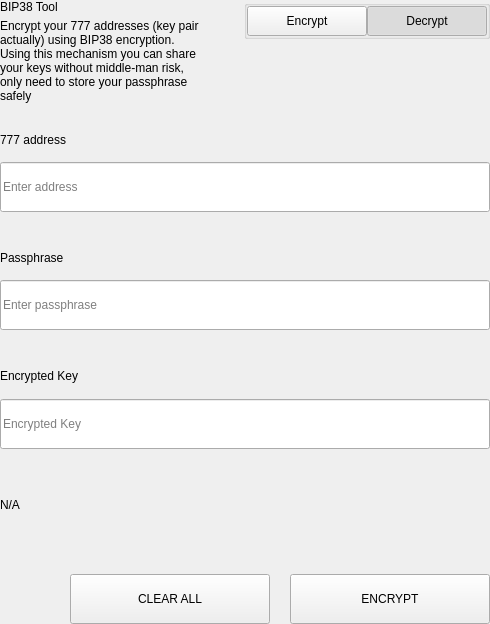
The window that src/qt/pivx/settings/forms/settingsbittoolwidget.ui (decenomy/DSW) describes before a commit, drawn with Qt 5.
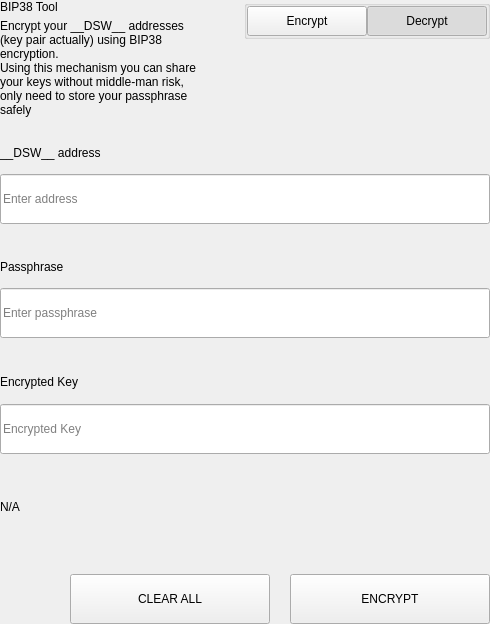
The same window after the commit.

Diff of the .ui file:
```diff
--- a/src/qt/pivx/settings/forms/settingsbittoolwidget.ui
+++ b/src/qt/pivx/settings/forms/settingsbittoolwidget.ui
@@ -69,7 +69,7 @@
             <item>
              <widget class="QLabel" name="labelSubtitle1">
               <property name="text">
-               <string>Encrypt your 777 addresses (key pair actually) using BIP38 encryption.
+               <string>Encrypt your __DSW__ addresses (key pair actually) using BIP38 encryption.
 Using this mechanism you can share your keys without middle-man risk, only need to store your passphrase safely</string>
               </property>
               <property name="wordWrap">
@@ -657,7 +657,7 @@
                   </size>
                  </property>
                  <property name="text">
-                  <string>777 address</string>
+                  <string>__DSW__ address</string>
                  </property>
                 </widget>
                </item>
```
